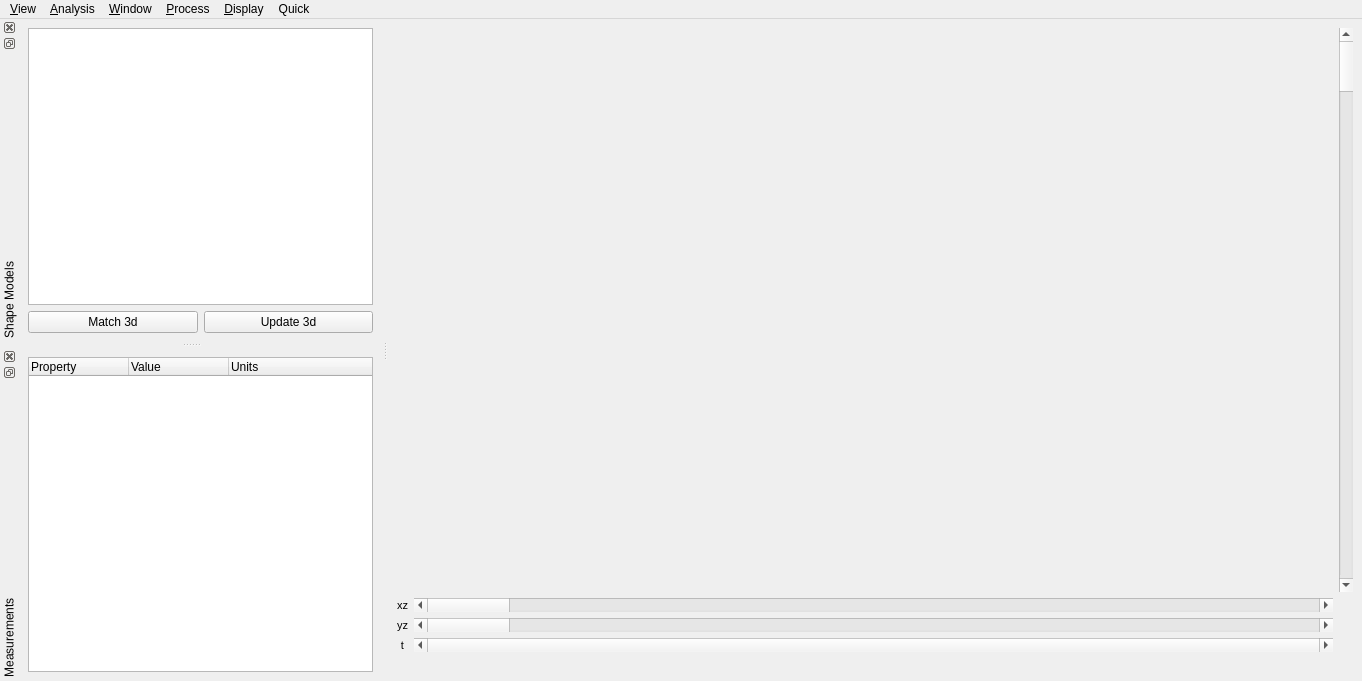
zia1138/edge4d, file src/edge.ui: the form before one commit.
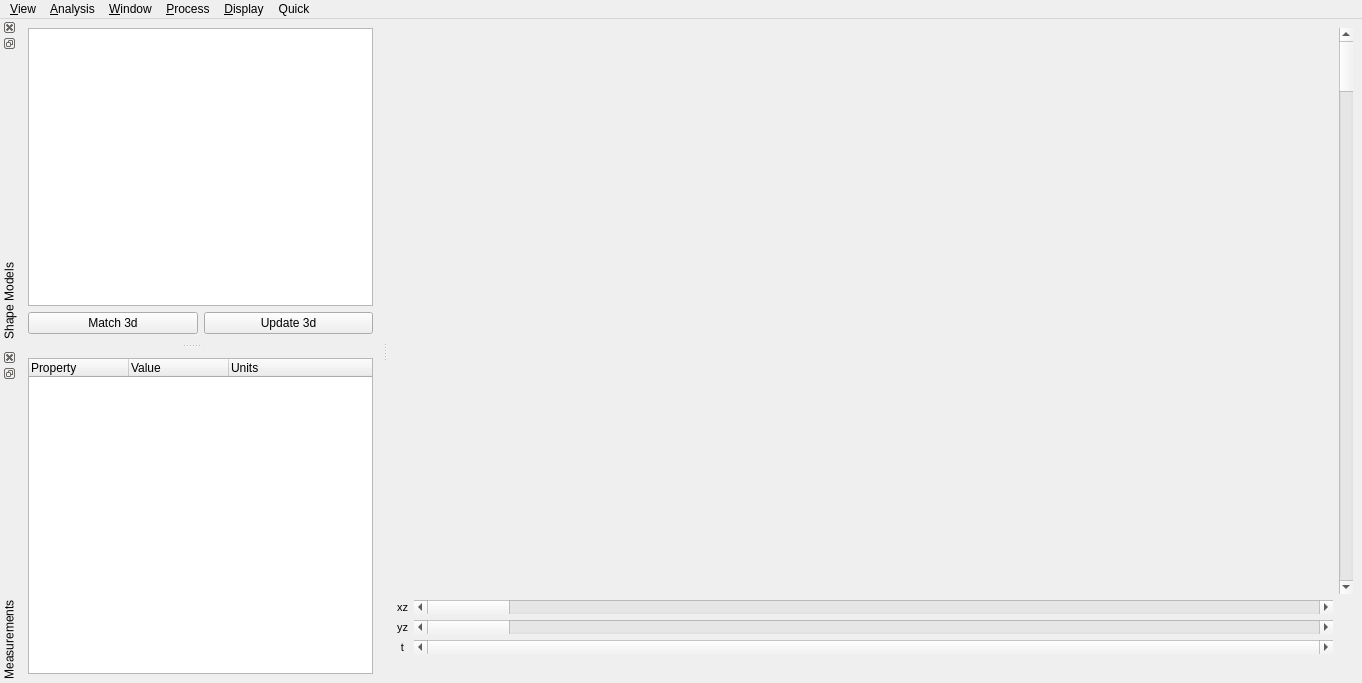
The form after the commit. Custom widgets are drawn as their Qt base class.

```diff
--- a/src/edge.ui
+++ b/src/edge.ui
@@ -7,7 +7,7 @@
     <x>0</x>
     <y>0</y>
     <width>1362</width>
-    <height>681</height>
+    <height>683</height>
    </rect>
   </property>
   <property name="sizePolicy">
```
Left out of the diff: 8 changed lines with no effect on the pictures.
